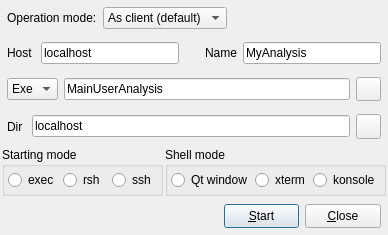
The window that qt4/Go4GUI/TGo4StartClient.ui (gsi-ee/go4) describes before a commit, drawn with Qt 5.
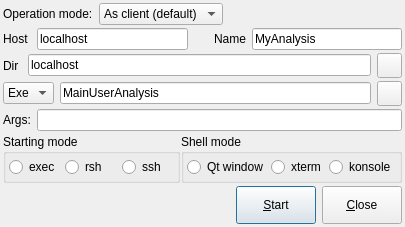
The same window after the commit. Icons and pictures are not drawn.

Commit message: Add optional user arguments list in qt4 gui To be done - hotstart generation and qt3 gui

Diff of the .ui file:
```diff
--- a/qt4/Go4GUI/TGo4StartClient.ui
+++ b/qt4/Go4GUI/TGo4StartClient.ui
@@ -1,13 +1,13 @@
 <ui version="4.0" >
  <author>Mohammad Al-Turany</author>
  <class>TGo4StartClient</class>
- <widget class="QDialog" name="TGo4StartClient" >
-  <property name="geometry" >
+ <widget class="QDialog" name="TGo4StartClient">
+  <property name="geometry">
    <rect>
     <x>0</x>
     <y>0</y>
-    <width>388</width>
-    <height>235</height>
+    <width>405</width>
+    <height>227</height>
    </rect>
   </property>
   <property name="windowTitle" >
@@ -16,21 +16,39 @@
   <property name="windowIcon" >
    <iconset>:/icons/go4logo2_big.png</iconset>
   </property>
-  <layout class="QGridLayout" >
-   <property name="margin" >
-    <number>1</number>
+  <layout class="QVBoxLayout" name="verticalLayout">
+   <property name="spacing">
+    <number>3</number>
    </property>
-   <property name="spacing" >
-    <number>1</number>
+   <property name="margin">
+    <number>3</number>
    </property>
-   <item row="5" column="0" >
-    <layout class="QHBoxLayout" >
-     <property name="margin" >
-      <number>6</number>
-     </property>
-     <property name="spacing" >
-      <number>6</number>
-     </property>
+   <item>
+    <layout class="QHBoxLayout" name="horizontalLayout_5">
+     <item>
+      <widget class="QLabel" name="textLabel1">
+       <property name="text">
+        <string>Operation mode:</string>
+       </property>
+       <property name="wordWrap">
+        <bool>false</bool>
+       </property>
+      </widget>
+     </item>
+     <item>
+      <widget class="QComboBox" name="ServerModeCombo">
+       <item>
+        <property name="text">
+         <string>As client (default)</string>
+        </property>
+       </item>
+       <item>
+        <property name="text">
+         <string>As server</string>
+        </property>
+       </item>
+      </widget>
+     </item>
      <item>
       <spacer>
        <property name="orientation" >
@@ -39,63 +57,159 @@
        <property name="sizeType" >
         <enum>QSizePolicy::Expanding</enum>
        </property>
-       <property name="sizeHint" >
+       <property name="sizeHint" stdset="0">
         <size>
-         <width>221</width>
+         <width>40</width>
          <height>20</height>
         </size>
        </property>
       </spacer>
      </item>
+    </layout>
+   </item>
+   <item>
+    <layout class="QHBoxLayout" name="horizontalLayout_4">
      <item>
-      <widget class="QPushButton" name="PushButtonStartClient" >
-       <property name="sizePolicy" >
-        <sizepolicy>
-         <hsizetype>1</hsizetype>
-         <vsizetype>0</vsizetype>
-         <horstretch>0</horstretch>
-         <verstretch>0</verstretch>
-        </sizepolicy>
+      <widget class="QLabel" name="TextLabel2">
+       <property name="frameShape">
+        <enum>QFrame::NoFrame</enum>
        </property>
-       <property name="minimumSize" >
+       <property name="frameShadow">
+        <enum>QFrame::Plain</enum>
+       </property>
+       <property name="text">
+        <string>Host </string>
+       </property>
+       <property name="wordWrap">
+        <bool>false</bool>
+       </property>
+      </widget>
+     </item>
+     <item>
+      <widget class="QLineEdit" name="LineEditClientNode">
+       <property name="text">
+        <string>localhost</string>
+       </property>
+      </widget>
+     </item>
+     <item>
+      <spacer>
+       <property name="orientation">
+        <enum>Qt::Horizontal</enum>
+       </property>
+       <property name="sizeType">
+        <enum>QSizePolicy::Fixed</enum>
+       </property>
+       <property name="sizeHint" stdset="0">
         <size>
-         <width>70</width>
-         <height>0</height>
+         <width>20</width>
+         <height>20</height>
         </size>
        </property>
-       <property name="maximumSize" >
+      </spacer>
+     </item>
+     <item>
+      <widget class="QLabel" name="TextLabel1">
+       <property name="minimumSize">
         <size>
-         <width>100</width>
-         <height>32767</height>
+         <width>30</width>
+         <height>0</height>
         </size>
        </property>
-       <property name="text" >
-        <string>&amp;Start</string>
+       <property name="frameShape">
+        <enum>QFrame::NoFrame</enum>
        </property>
-       <property name="shortcut" >
-        <string>Alt+S</string>
+       <property name="frameShadow">
+        <enum>QFrame::Plain</enum>
        </property>
-       <property name="default" >
-        <bool>true</bool>
+       <property name="text">
+        <string>Name</string>
        </property>
+       <property name="wordWrap">
+        <bool>false</bool>
+       </property>
       </widget>
      </item>
      <item>
-      <widget class="QPushButton" name="PushButtonCancel" >
-       <property name="minimumSize" >
+      <widget class="QLineEdit" name="LineEditClientName">
+       <property name="text">
+        <string>MyAnalysis</string>
+       </property>
+      </widget>
+     </item>
+    </layout>
+   </item>
+   <item>
+    <layout class="QHBoxLayout" name="horizontalLayout_3">
+     <item>
+      <widget class="QLabel" name="TextLabelDir">
+       <property name="text">
+        <string>Dir </string>
+       </property>
+       <property name="wordWrap">
+        <bool>false</bool>
+       </property>
+      </widget>
+     </item>
+     <item>
+      <widget class="QLineEdit" name="LineEditClientDir">
+       <property name="text">
+        <string>localhost</string>
+       </property>
+      </widget>
+     </item>
+     <item>
+      <widget class="QPushButton" name="ChooseDir">
+       <property name="maximumSize">
         <size>
-         <width>70</width>
-         <height>0</height>
+         <width>25</width>
+         <height>25</height>
         </size>
        </property>
-       <property name="maximumSize" >
+       <property name="text">
+        <string/>
+       </property>
+       <property name="icon">
+        <iconset>
+         <normaloff>:/icons/findfile.png</normaloff>:/icons/findfile.png</iconset>
+       </property>
+      </widget>
+     </item>
+    </layout>
+   </item>
+   <item>
+    <layout class="QHBoxLayout" name="horizontalLayout_2">
+     <item>
+      <widget class="QComboBox" name="ExeModeCombo">
+       <item>
+        <property name="text">
+         <string>Exe</string>
+        </property>
+       </item>
+       <item>
+        <property name="text">
+         <string>Lib</string>
+        </property>
+       </item>
+      </widget>
+     </item>
+     <item>
+      <widget class="QLineEdit" name="LineEditClientExec">
+       <property name="text">
+        <string>MainUserAnalysis</string>
+       </property>
+      </widget>
+     </item>
+     <item>
+      <widget class="QPushButton" name="ChooseExc">
+       <property name="maximumSize">
         <size>
-         <width>100</width>
-         <height>32767</height>
+         <width>25</width>
+         <height>25</height>
         </size>
        </property>
-       <property name="text" >
-        <string>&amp;Close</string>
+       <property name="text">
+        <string/>
        </property>
        <property name="shortcut" >
         <string>Alt+C</string>
@@ -104,43 +218,58 @@
      </item>
     </layout>
    </item>
-   <item row="4" column="0" >
-    <layout class="QHBoxLayout" >
-     <property name="margin" >
+   <item>
+    <layout class="QHBoxLayout" name="horizontalLayout">
+     <item>
+      <widget class="QLabel" name="LabelArgs">
+       <property name="text">
+        <string>Args:</string>
+       </property>
+      </widget>
+     </item>
+     <item>
+      <widget class="QLineEdit" name="LineEditArgs">
+       <property name="text">
+        <string/>
+       </property>
+      </widget>
+     </item>
+    </layout>
+   </item>
+   <item>
+    <layout class="QHBoxLayout" name="horizontalLayout_6">
+     <property name="spacing">
       <number>1</number>
      </property>
-     <property name="spacing" >
-      <number>2</number>
-     </property>
      <item>
-      <widget class="QGroupBox" name="ClientShellGroupBox" >
-       <property name="title" >
+      <widget class="QGroupBox" name="ClientShellGroupBox">
+       <property name="title">
         <string>Starting mode</string>
        </property>
-       <layout class="QHBoxLayout" >
-        <property name="margin" >
-         <number>3</number>
-        </property>
-        <property name="spacing" >
+       <layout class="QHBoxLayout">
+        <property name="spacing">
          <number>4</number>
         </property>
+        <property name="margin">
+         <number>3</number>
+        </property>
         <item>
-         <widget class="QRadioButton" name="exec_selected" >
-          <property name="text" >
+         <widget class="QRadioButton" name="exec_selected">
+          <property name="text">
            <string>exec</string>
           </property>
          </widget>
         </item>
         <item>
-         <widget class="QRadioButton" name="rsh_selected" >
-          <property name="text" >
+         <widget class="QRadioButton" name="rsh_selected">
+          <property name="text">
            <string>rsh</string>
           </property>
          </widget>
         </item>
         <item>
-         <widget class="QRadioButton" name="ssh_selected" >
-          <property name="text" >
+         <widget class="QRadioButton" name="ssh_selected">
+          <property name="text">
            <string>ssh</string>
           </property>
          </widget>
@@ -149,15 +278,15 @@
       </widget>
      </item>
      <item>
-      <widget class="QGroupBox" name="ClientTermGroupBox" >
-       <property name="title" >
+      <widget class="QGroupBox" name="ClientTermGroupBox">
+       <property name="title">
         <string>Shell mode</string>
        </property>
-       <layout class="QHBoxLayout" >
-        <property name="margin" >
+       <layout class="QHBoxLayout">
+        <property name="spacing">
          <number>3</number>
         </property>
-        <property name="spacing" >
+        <property name="margin">
          <number>3</number>
         </property>
         <item>
@@ -168,15 +297,15 @@
          </widget>
         </item>
         <item>
-         <widget class="QRadioButton" name="xterm_selected" >
-          <property name="text" >
+         <widget class="QRadioButton" name="xterm_selected">
+          <property name="text">
            <string>xterm</string>
           </property>
          </widget>
         </item>
         <item>
-         <widget class="QRadioButton" name="konsole_selected" >
-          <property name="text" >
+         <widget class="QRadioButton" name="konsole_selected">
+          <property name="text">
            <string>konsole</string>
           </property>
          </widget>
@@ -186,227 +315,82 @@
      </item>
     </layout>
    </item>
-   <item row="3" column="0" >
-    <layout class="QHBoxLayout" >
-     <property name="margin" >
-      <number>6</number>
-     </property>
-     <property name="spacing" >
-      <number>6</number>
-     </property>
+   <item>
+    <layout class="QHBoxLayout" name="horizontalLayout_7">
      <item>
-      <widget class="QLabel" name="TextLabelDir">
-       <property name="text" >
-        <string>Dir </string>
-       </property>
-       <property name="wordWrap" >
-        <bool>false</bool>
-       </property>
-      </widget>
-     </item>
-     <item>
-      <widget class="QLineEdit" name="LineEditClientDir" >
-       <property name="text" >
-        <string>localhost</string>
-       </property>
-      </widget>
-     </item>
-     <item>
-      <widget class="QPushButton" name="ChooseDir" >
-       <property name="maximumSize" >
-        <size>
-         <width>25</width>
-         <height>25</height>
-        </size>
-       </property>
-       <property name="text" >
-        <string/>
-       </property>
-       <property name="icon" >
-        <iconset>:/icons/findfile.png</iconset>
-       </property>
-      </widget>
-     </item>
-    </layout>
-   </item>
-   <item row="2" column="0" >
-    <layout class="QHBoxLayout" >
-     <property name="margin" >
-      <number>6</number>
-     </property>
-     <property name="spacing" >
-      <number>6</number>
-     </property>
-     <item>
-      <widget class="QComboBox" name="ExeModeCombo" >
-       <item>
-        <property name="text" >
-         <string>Exe</string>
-        </property>
-       </item>
-       <item>
-        <property name="text" >
-         <string>Lib</string>
-        </property>
-       </item>
-      </widget>
-     </item>
-     <item>
-      <widget class="QLineEdit" name="LineEditClientExec" >
-       <property name="text" >
-        <string>MainUserAnalysis</string>
-       </property>
-      </widget>
-     </item>
-     <item>
-      <widget class="QPushButton" name="ChooseExc" >
-       <property name="maximumSize" >
-        <size>
-         <width>25</width>
-         <height>25</height>
-        </size>
-       </property>
-       <property name="text" >
-        <string/>
-       </property>
-       <property name="icon" >
-        <iconset>:/icons/findfile.png</iconset>
-       </property>
-      </widget>
-     </item>
-    </layout>
-   </item>
-   <item row="1" column="0" >
-    <layout class="QHBoxLayout" >
-     <property name="margin" >
-      <number>6</number>
-     </property>
-     <property name="spacing" >
-      <number>6</number>
-     </property>
-     <item>
-      <widget class="QLabel" name="TextLabel2" >
-       <property name="frameShape" >
-        <enum>QFrame::NoFrame</enum>
-       </property>
-       <property name="frameShadow" >
-        <enum>QFrame::Plain</enum>
-       </property>
-       <property name="text" >
-        <string>Host </string>
-       </property>
-       <property name="wordWrap" >
-        <bool>false</bool>
-       </property>
-      </widget>
-     </item>
-     <item>
-      <widget class="QLineEdit" name="LineEditClientNode" >
-       <property name="text" >
-        <string>localhost</string>
-       </property>
-      </widget>
-     </item>
-     <item>
       <spacer>
        <property name="orientation" >
         <enum>Qt::Horizontal</enum>
        </property>
-       <property name="sizeType" >
-        <enum>QSizePolicy::Fixed</enum>
-       </property>
-       <property name="sizeHint" >
-        <size>
-         <width>20</width>
-         <height>20</height>
-        </size>
-       </property>
-      </spacer>
-     </item>
-     <item>
-      <widget class="QLabel" name="TextLabel1" >
-       <property name="minimumSize" >
-        <size>
-         <width>30</width>
-         <height>0</height>
-        </size>
-       </property>
-       <property name="frameShape" >
-        <enum>QFrame::NoFrame</enum>
-       </property>
-       <property name="frameShadow" >
-        <enum>QFrame::Plain</enum>
-       </property>
-       <property name="text" >
-        <string>Name</string>
-       </property>
-       <property name="wordWrap" >
-        <bool>false</bool>
-       </property>
-      </widget>
-     </item>
-     <item>
-      <widget class="QLineEdit" name="LineEditClientName" >
-       <property name="text" >
-        <string>MyAnalysis</string>
-       </property>
-      </widget>
-     </item>
-    </layout>
-   </item>
-   <item row="0" column="0" >
-    <layout class="QHBoxLayout" >
-     <property name="margin" >
-      <number>6</number>
-     </property>
-     <property name="spacing" >
-      <number>6</number>
-     </property>
-     <item>
-      <widget class="QLabel" name="textLabel1" >
-       <property name="text" >
-        <string>Operation mode:</string>
-       </property>
-       <property name="wordWrap" >
-        <bool>false</bool>
-       </property>
-      </widget>
-     </item>
-     <item>
-      <widget class="QComboBox" name="ServerModeCombo" >
-       <item>
-        <property name="text" >
-         <string>As client (default)</string>
-        </property>
-       </item>
-       <item>
-        <property name="text" >
-         <string>As server</string>
-        </property>
-       </item>
-      </widget>
-     </item>
-     <item>
-      <spacer>
-       <property name="orientation" >
-        <enum>Qt::Horizontal</enum>
-       </property>
-       <property name="sizeType" >
+       <property name="sizeType">
         <enum>QSizePolicy::Expanding</enum>
        </property>
-       <property name="sizeHint" >
+       <property name="sizeHint" stdset="0">
         <size>
-         <width>40</width>
+         <width>221</width>
          <height>20</height>
         </size>
        </property>
       </spacer>
      </item>
+     <item>
+      <widget class="QPushButton" name="PushButtonStartClient">
+       <property name="sizePolicy">
+        <sizepolicy hsizetype="Minimum" vsizetype="Fixed">
+         <horstretch>0</horstretch>
+         <verstretch>0</verstretch>
+        </sizepolicy>
+       </property>
+       <property name="minimumSize">
+        <size>
+         <width>70</width>
+         <height>0</height>
+        </size>
+       </property>
+       <property name="maximumSize">
+        <size>
+         <width>100</width>
+         <height>32767</height>
+        </size>
+       </property>
+       <property name="text">
+        <string>&amp;Start</string>
+       </property>
+       <property name="shortcut">
+        <string>Alt+S</string>
+       </property>
+       <property name="default">
+        <bool>true</bool>
+       </property>
+      </widget>
+     </item>
+     <item>
+      <widget class="QPushButton" name="PushButtonCancel">
+       <property name="minimumSize">
+        <size>
+         <width>70</width>
+         <height>0</height>
+        </size>
+       </property>
+       <property name="maximumSize">
+        <size>
+         <width>100</width>
+         <height>32767</height>
+        </size>
+       </property>
+       <property name="text">
+        <string>&amp;Close</string>
+       </property>
+       <property name="shortcut">
+        <string>Alt+C</string>
+       </property>
+      </widget>
+     </item>
     </layout>
    </item>
   </layout>
  </widget>
- <layoutdefault spacing="6" margin="11" />
+ <layoutdefault spacing="6" margin="11"/>
  <tabstops>
   <tabstop>LineEditClientName</tabstop>
   <tabstop>LineEditClientNode</tabstop>
```
Left out of the diff: 126 changed lines with no effect on the pictures. The commit also changes 9 other files.
